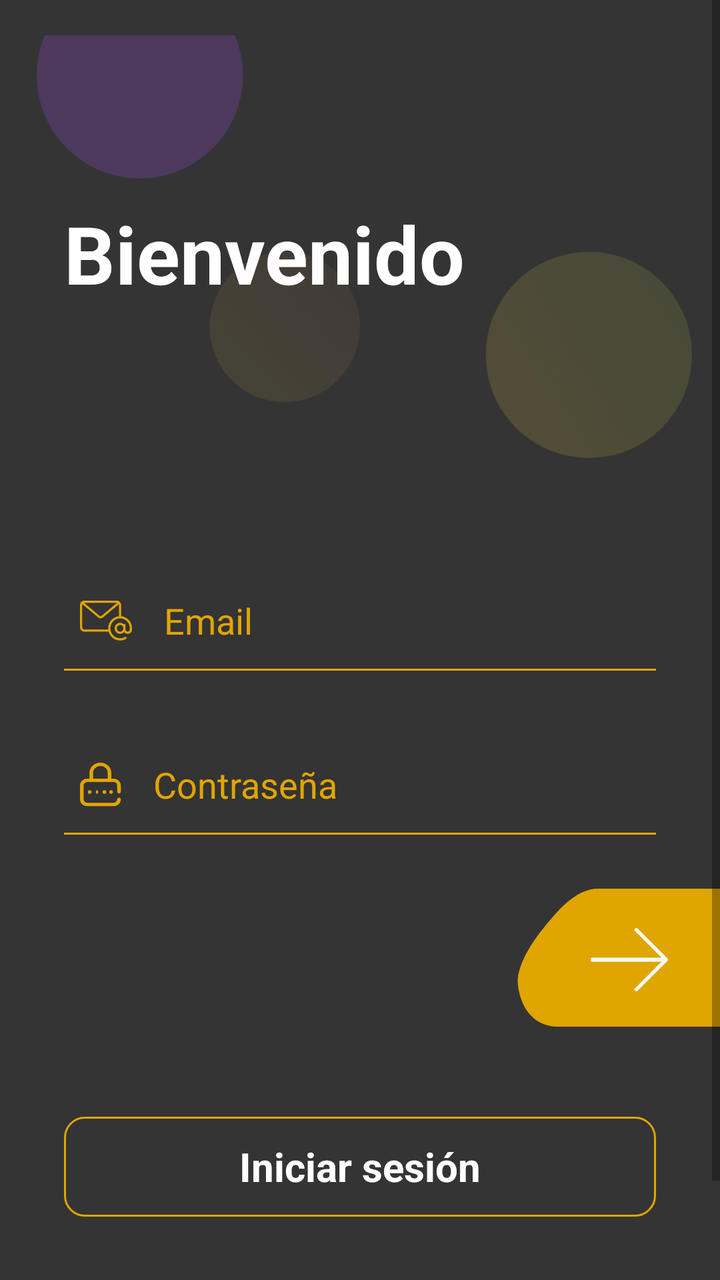
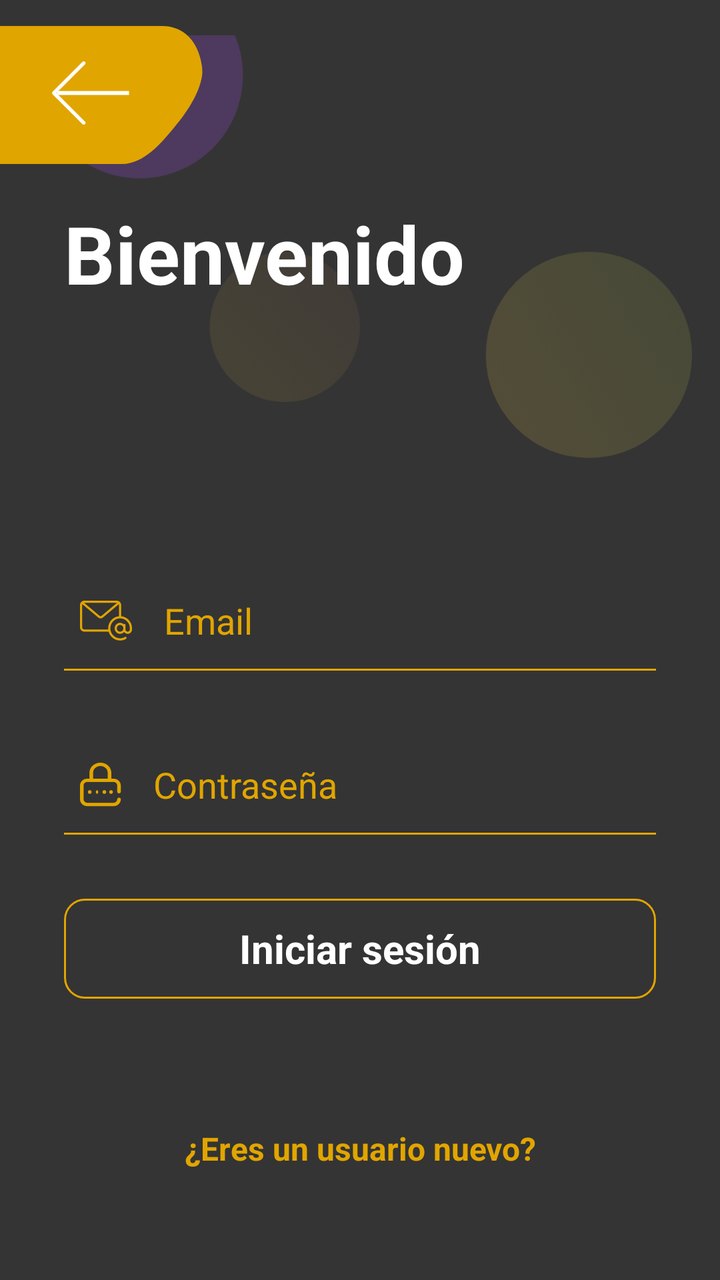

Two renders of the same Android screen: before a commit and after it. Below are the layout's source before the change and the commit's diff.
<!-- AndroidManifest.xml: application theme Theme.CERVERICA -->
<!-- res/layout/activity_login.xml -->
<?xml version="1.0" encoding="utf-8"?>
<androidx.constraintlayout.widget.ConstraintLayout xmlns:android="http://schemas.android.com/apk/res/android"
    xmlns:app="http://schemas.android.com/apk/res-auto"
    xmlns:tools="http://schemas.android.com/tools"
    android:layout_width="match_parent"
    android:layout_height="match_parent"
    android:background="#343434"
    android:orientation="vertical">

    <ImageView
        android:id="@+id/imageView2"
        android:layout_width="wrap_content"
        android:layout_height="wrap_content"
        app:layout_constraintEnd_toEndOf="parent"
        app:layout_constraintStart_toStartOf="parent"
        app:layout_constraintTop_toTopOf="parent"
        app:srcCompat="@drawable/top_background" />

    <ScrollView
        android:layout_width="match_parent"
        android:layout_height="match_parent">

        <LinearLayout
            android:layout_width="match_parent"
            android:layout_height="wrap_content"
            android:orientation="vertical" >

            <TextView
                android:id="@+id/textView2"
                android:layout_width="match_parent"
                android:layout_height="wrap_content"
                android:text="Bienvenido"
                android:layout_marginTop="100dp"
                android:layout_marginBottom="100dp"
                android:layout_marginStart="32dp"
                android:textColor="#ffffff"
                android:textSize="40dp"
                android:textStyle="bold"
                />

            <EditText
                android:id="@+id/email"
                android:layout_width="match_parent"
                android:layout_height="50dp"
                android:hint="Email"
                android:textColor="#ffffff"
                android:padding="8dp"
                android:drawablePadding="16dp"
                android:textColorHint="#E1A500"
                android:ems="10"
                android:inputType="textPersonName"
                android:layout_marginTop="32dp"
                android:drawableStart="@drawable/email"
                android:layout_marginStart="32dp"
                android:layout_marginEnd="32dp"
                android:background="@drawable/edittext_background"
                />
            <EditText
                android:id="@+id/password"
                android:layout_width="match_parent"
                android:layout_height="50dp"
                android:hint="Contraseña"
                android:padding="8dp"
                android:drawablePadding="16dp"
                android:textColor="#ffffff"
                android:textColorHint="#E1A500"
                android:ems="10"
                android:inputType="textPassword"
                android:layout_marginTop="32dp"
                android:drawableStart="@drawable/password"
                android:layout_marginStart="32dp"
                android:layout_marginEnd="32dp"
                android:background="@drawable/edittext_background"
                />

            <ImageView
                android:id="@+id/back_button"
                android:layout_width="wrap_content"
                android:layout_height="wrap_content"
                android:layout_gravity="end"
                android:layout_marginTop="16dp"
                app:srcCompat="@drawable/btn_login" />

            <androidx.appcompat.widget.AppCompatButton
                android:id="@+id/login_button"
                style="@android:style/Widget.Button"
                android:layout_width="match_parent"
                android:layout_height="50dp"
                android:background="@drawable/background_btn_2"
                android:text="Iniciar sesión"
                android:textColor="#ffffff"
                android:textSize="20sp"
                android:textStyle="bold"
                android:layout_margin="32dp"/>

            <TextView
                android:id="@+id/register_button"
                android:layout_width="match_parent"
                android:layout_height="wrap_content"
                android:text="¿Eres un usuario nuevo?"
                android:layout_marginTop="32dp"
                android:textAlignment="center"
                android:textColor="#E1A500"
                android:textStyle="bold"
                android:textSize="16dp"
                />
        </LinearLayout>
    </ScrollView>
</androidx.constraintlayout.widget.ConstraintLayout>
<!-- resources referenced by this layout -->
<resources>
  <!-- drawable background_btn_2 (drawable) -->
  <?xml version="1.0" encoding="utf-8"?>
  <selector xmlns:android="http://schemas.android.com/apk/res/android">
      <item>
          <shape android:shape="rectangle">
              <corners android:radius="10dp"/>
              <stroke android:color="#E1A500" android:width="1dp"/>
          </shape>
      </item>
  </selector>
  <!-- drawable btn_login: png bitmap (drawable-hdpi, 2838 bytes) -->
  <!-- drawable edittext_background (drawable) -->
  <?xml version="1.0" encoding="utf-8"?>
  <layer-list xmlns:android="http://schemas.android.com/apk/res/android">
  <item android:top="-3dp" android:bottom="-1dp" android:right="-3dp" android:left="-3dp">
  <shape>
      <stroke android:width="2dp" android:color="#E1A500"/>
  </shape>
  </item>
  </layer-list>
  <!-- drawable email: png bitmap (drawable-hdpi, 1018 bytes) -->
  <!-- drawable password: png bitmap (drawable-hdpi, 703 bytes) -->
  <!-- drawable top_background: png bitmap (drawable-hdpi, 35226 bytes) -->
  <style name="Theme.CERVERICA" parent="Base.Theme.CERVERICA" />
  <style name="Base.Theme.CERVERICA" parent="Theme.MaterialComponents.DayNight.NoActionBar">
          
          
      </style>
</resources>

<!-- the commit's change to res/layout/activity_login.xml (unified diff, before → after) -->
@@ -49,6 +49,8 @@
                 android:textColorHint="#E1A500"
                 android:ems="10"
                 android:inputType="textPersonName"
+                android:singleLine="true"
+                android:maxLines="1"
                 android:layout_marginTop="32dp"
                 android:drawableStart="@drawable/email"
                 android:layout_marginStart="32dp"
@@ -64,7 +66,10 @@
                 android:drawablePadding="16dp"
                 android:textColor="#ffffff"
                 android:textColorHint="#E1A500"
+                android:singleLine="true"
+                android:maxLines="1"
                 android:ems="10"
+                android:imeOptions="actionDone"
                 android:inputType="textPassword"
                 android:layout_marginTop="32dp"
                 android:drawableStart="@drawable/password"
@@ -73,20 +78,12 @@
                 android:background="@drawable/edittext_background"
                 />
 
-            <ImageView
-                android:id="@+id/back_button"
-                android:layout_width="wrap_content"
-                android:layout_height="wrap_content"
-                android:layout_gravity="end"
-                android:layout_marginTop="16dp"
-                app:srcCompat="@drawable/btn_login" />
-
             <androidx.appcompat.widget.AppCompatButton
                 android:id="@+id/login_button"
                 style="@android:style/Widget.Button"
                 android:layout_width="match_parent"
                 android:layout_height="50dp"
-                android:background="@drawable/background_btn_2"
+                android:background="@drawable/login_selector"
                 android:text="Iniciar sesión"
                 android:textColor="#ffffff"
                 android:textSize="20sp"
@@ -106,4 +103,14 @@
                 />
         </LinearLayout>
     </ScrollView>
+
+    <ImageView
+        android:id="@+id/back_button"
+        android:layout_width="wrap_content"
+        android:layout_height="wrap_content"
+        android:layout_gravity="end"
+        app:layout_constraintStart_toStartOf="parent"
+        app:layout_constraintTop_toTopOf="parent"
+        android:rotation="180"
+        app:srcCompat="@drawable/btn_login" />
 </androidx.constraintlayout.widget.ConstraintLayout>
<!-- resource entries referenced after the edit -->
@@ -21,9 +21,32 @@
   </item>
   </layer-list>
   <!-- drawable email: png bitmap (drawable-hdpi, 1018 bytes) -->
+  <!-- drawable login_selector (drawable) -->
+  <?xml version="1.0" encoding="utf-8"?>
+  <selector xmlns:android="http://schemas.android.com/apk/res/android">
+  
+      
+      <item android:state_pressed="true"
+          android:drawable="@drawable/background_btn_1">
+      </item>
+  
+      
+      <item android:drawable="@drawable/background_btn_2"/>
+  
+  </selector>
   <!-- drawable password: png bitmap (drawable-hdpi, 703 bytes) -->
   <!-- drawable top_background: png bitmap (drawable-hdpi, 35226 bytes) -->
   <style name="Theme.CERVERICA" parent="Base.Theme.CERVERICA" />
+  <!-- drawable background_btn_1 (drawable) -->
+  <?xml version="1.0" encoding="utf-8"?>
+  <selector xmlns:android="http://schemas.android.com/apk/res/android">
+  <item>
+      <shape android:shape="rectangle">
+          <corners android:radius="10dp"/>
+          <solid android:color="#E1A500"/>
+      </shape>
+  </item>
+  </selector>
   <style name="Base.Theme.CERVERICA" parent="Theme.MaterialComponents.DayNight.NoActionBar">
           
           
